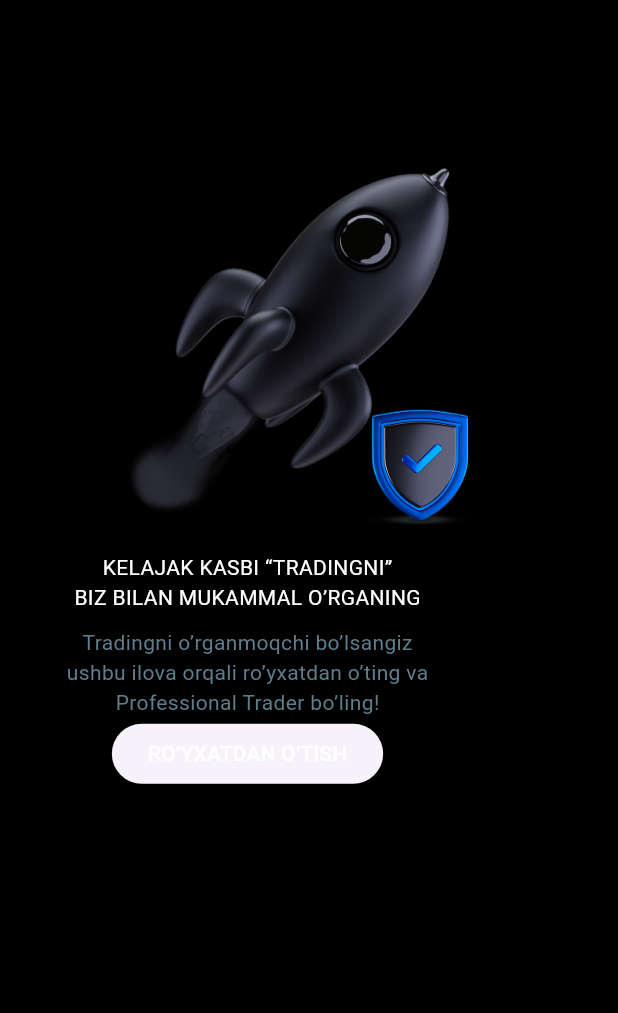
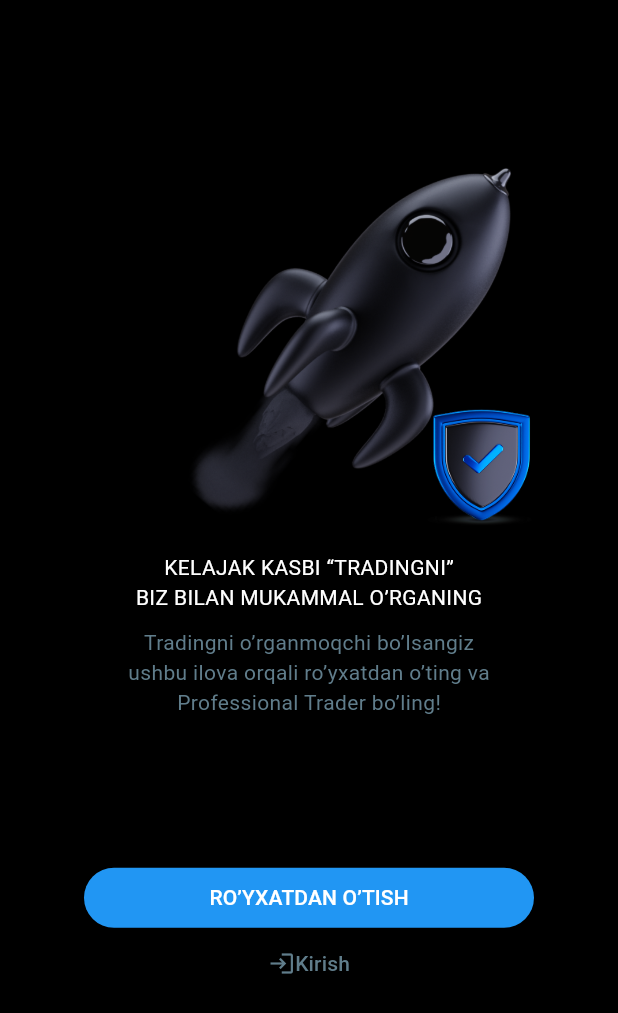
Before and after one commit to MominovAzizDev/vazifa, a Flutter app: the screen it shows after launch, on a phone screen of 412 x 824 dp. Shown: the top 1013 px of the screen. Run offline on Flutter 3.47's test engine with Material 3 defaults, Android fonts, the phone set to English and light mode, and no system bars; our stand-ins replace firebase_core; accounts and stored records are empty.

Commit message:
Add pages

```diff
--- a/lib/view/onboarding.dart
+++ b/lib/view/onboarding.dart
@@ -1,4 +1,5 @@
 import 'package:flutter/material.dart';
+import 'package:ilovam/view/kirish.dart';
 import 'package:ilovam/view/rotish.dart';
 
 class Onboarding extends StatelessWidget {
@@ -8,7 +9,8 @@ class Onboarding extends StatelessWidget {
   Widget build(BuildContext context) {
     return Scaffold(
       backgroundColor: Colors.black,
-      body: Column(
+      body: SingleChildScrollView(
+        child: Column(
           children: [
             Stack(
               children: <Widget>[
@@ -54,7 +56,12 @@ class Onboarding extends StatelessWidget {
                 ),
               ],
             ),
-          ElevatedButton(
+            SizedBox(height: 100),
+            SizedBox(
+              height: 40,
+              width: 300,
+              child: ElevatedButton(
+                style: ElevatedButton.styleFrom(backgroundColor: Colors.blue),
                 onPressed: () {
                   Navigator.push(
                     context,
@@ -66,7 +73,24 @@ class Onboarding extends StatelessWidget {
                   style: TextStyle(color: Colors.white),
                 ),
               ),
+            ),
+            TextButton(
+              onPressed: () {
+                Navigator.push(
+                  context,
+                  MaterialPageRoute(builder: (context) => Kirish()),
+                );
+              },
+              child: Row(
+                mainAxisAlignment: MainAxisAlignment.center,
+                children: [
+                  Icon(Icons.login, color: Colors.blueGrey),
+                  Text("Kirish", style: TextStyle(color: Colors.blueGrey)),
                 ],
+              ),
+            ),
+          ],
+        ),
       ),
     );
   }
```
Also changed, not shown: lib/view/kirish.dart (+12 -3 lines), lib/view/reset_password.dart (added, +67 -0 lines). Lines whose indentation alone changed are shown as unchanged.
